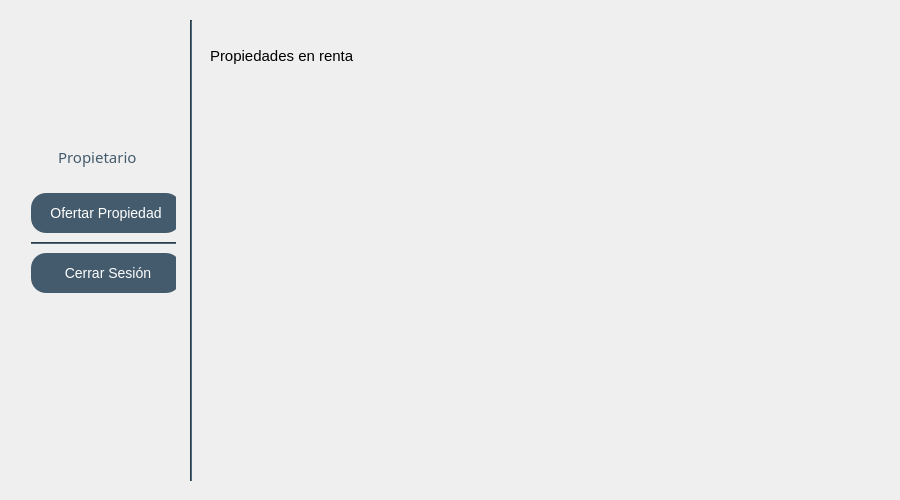
Qt form RentaFacil/rentafacil.ui (LuisBand/rentaFacilXP) before a commit.
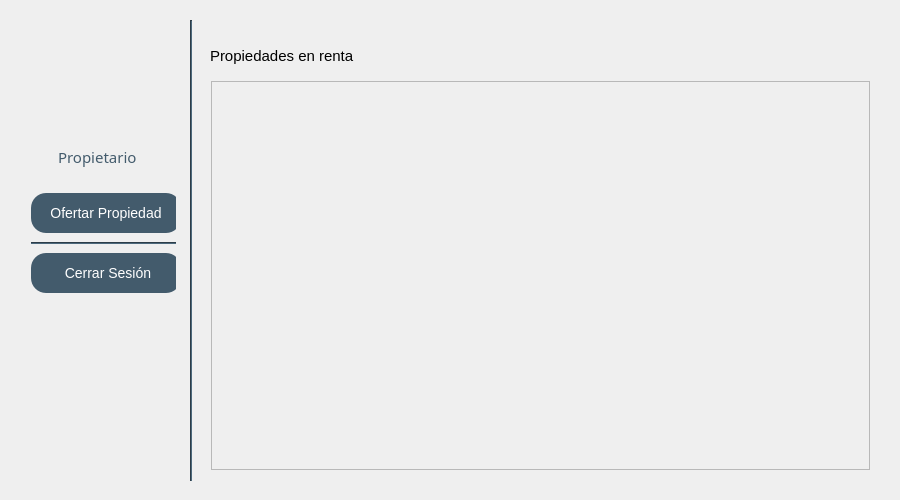
The same form after that commit. The open tabs and pages were chosen to show the change. Icons and pictures are not drawn.

Commit message:
vista de casas de propietario
El propietario puede ver sus casas publicadas para renta, si el boton está deshabilitado significa que la casa aún no ha sido aceptada por el administrador

```diff
--- a/RentaFacil/rentafacil.ui
+++ b/RentaFacil/rentafacil.ui
@@ -3210,6 +3210,40 @@
        <enum>Qt::Vertical</enum>
       </property>
      </widget>
+     <widget class="QWidget" name="misCasasWidget" native="true">
+      <property name="geometry">
+       <rect>
+        <x>190</x>
+        <y>50</y>
+        <width>681</width>
+        <height>411</height>
+       </rect>
+      </property>
+      <layout class="QGridLayout" name="gridLayout_2">
+       <item row="0" column="0">
+        <widget class="QScrollArea" name="misCasasScrollArea">
+         <property name="widgetResizable">
+          <bool>true</bool>
+         </property>
+         <widget class="QWidget" name="scrollAreaWidgetContents_2">
+          <property name="geometry">
+           <rect>
+            <x>0</x>
+            <y>0</y>
+            <width>655</width>
+            <height>385</height>
+           </rect>
+          </property>
+          <layout class="QGridLayout" name="gridLayout_4">
+           <item row="0" column="0">
+            <layout class="QGridLayout" name="misCasasLayout"/>
+           </item>
+          </layout>
+         </widget>
+        </widget>
+       </item>
+      </layout>
+     </widget>
     </widget>
     <widget class="QWidget" name="OfertarCasa_1">
      <widget class="QWidget" name="layoutWidget_2">
```
Left out of the diff: 2 changed lines with no effect on the pictures. The commit also changes 1 other file.
